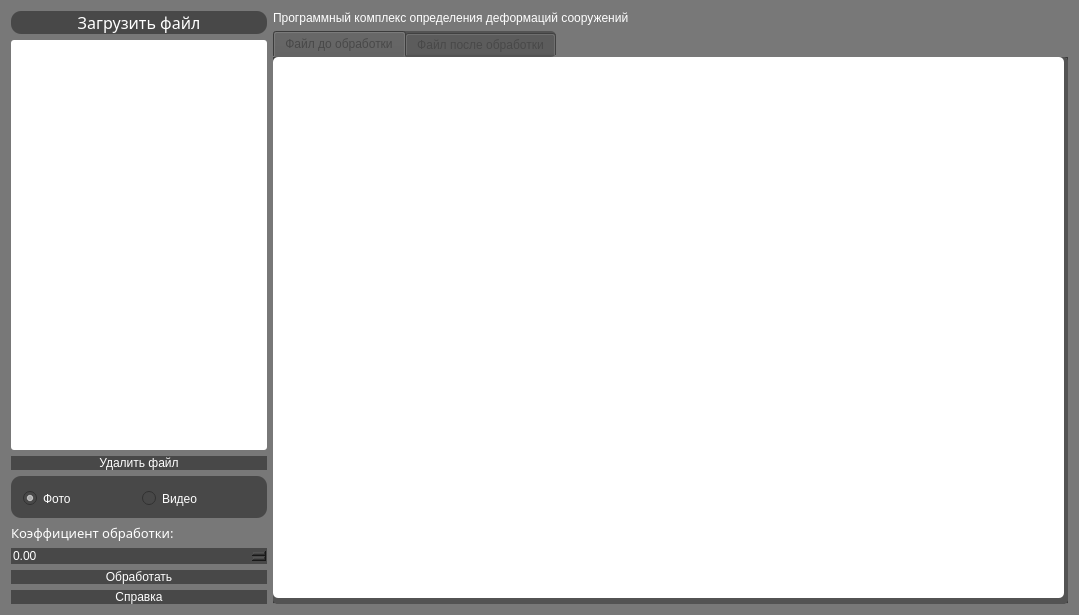
Playmishka/treshina, file form.ui: the form before one commit.
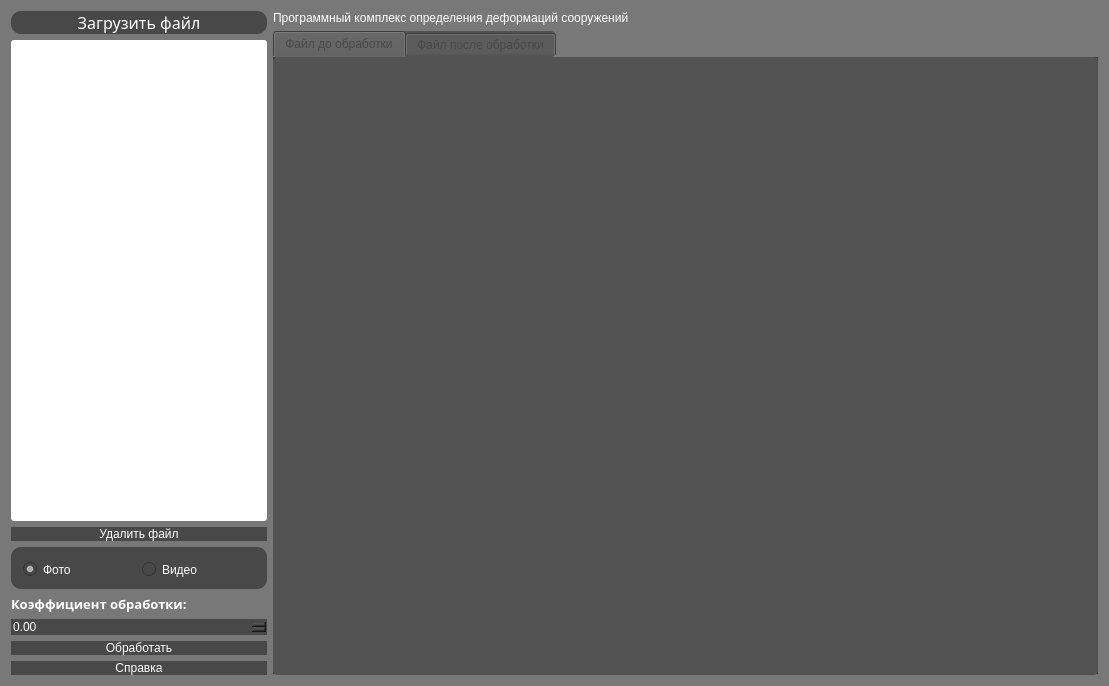
The form after the commit. Icons and pictures are not drawn.

What changed in the file:
```diff
--- a/form.ui
+++ b/form.ui
@@ -6,8 +6,8 @@
    <rect>
     <x>0</x>
     <y>0</y>
-    <width>1079</width>
-    <height>615</height>
+    <width>1109</width>
+    <height>686</height>
    </rect>
   </property>
   <property name="sizePolicy">
@@ -141,6 +141,9 @@
         </item>
         <item>
          <widget class="QRadioButton" name="isVideo">
+          <property name="enabled">
+           <bool>false</bool>
+          </property>
           <property name="sizePolicy">
            <sizepolicy hsizetype="Preferred" vsizetype="Preferred">
             <horstretch>0</horstretch>
@@ -167,8 +170,9 @@
         <font>
          <family>Segoe UI Variable Small Semibol</family>
          <pointsize>10</pointsize>
+         <weight>75</weight>
          <italic>false</italic>
-         <fontweight>DemiBold</fontweight>
+         <bold>true</bold>
         </font>
        </property>
        <property name="layoutDirection">
@@ -310,7 +314,7 @@
           </sizepolicy>
          </property>
          <property name="styleSheet">
-          <string notr="true">background-color: rgb(255, 255, 255);</string>
+          <string notr="true">background-color: rgb(83, 83, 83);</string>
          </property>
          <property name="text">
           <string/>
```
Left out of the diff: 14 changed lines with no effect on the pictures.
